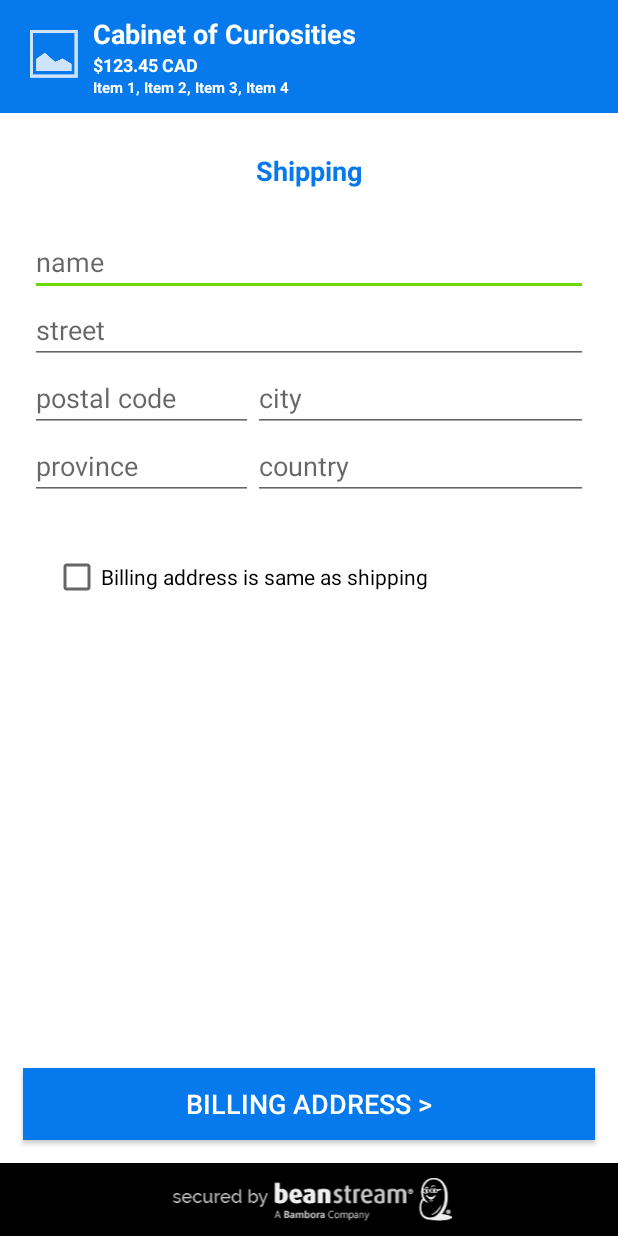
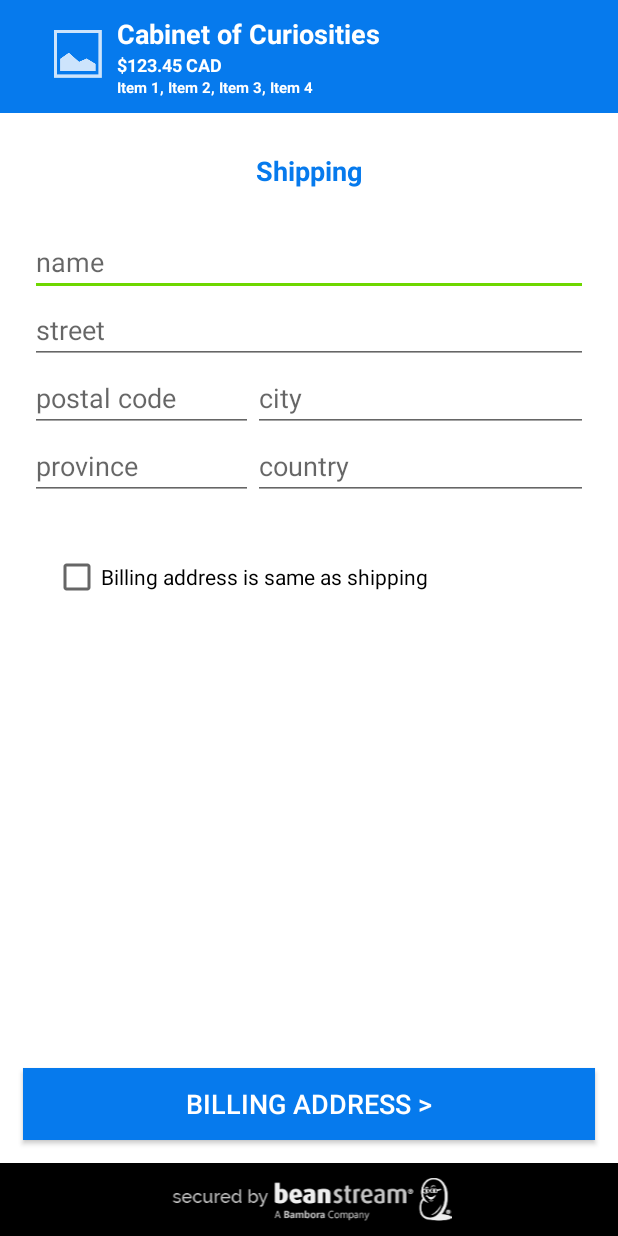
Before and after one commit to bambora/na-android-checkout, an Android app: the screen it shows after launch (PayFormActivity), after a tap on "PAY BY CARD", on a phone screen of 412 x 824 dp. Run offline under Robolectric (Android 15) with nearby library versions, the phone set to English and light mode, and no system bars.

Commit message:
MDA-645 Replace headerFragment with toolbar

```diff
--- a/payform/src/main/java/com/beanstream/payform/activities/PayFormActivity.java
+++ b/payform/src/main/java/com/beanstream/payform/activities/PayFormActivity.java
@@ -13,13 +13,11 @@ import android.content.Intent;
 import android.os.Bundle;
 import android.support.v4.app.FragmentActivity;
 import android.view.View;
-import android.widget.Button;
 import android.widget.TextView;
 
 import com.beanstream.payform.Preferences;
 import com.beanstream.payform.R;
 import com.beanstream.payform.fragments.BillingFragment;
-import com.beanstream.payform.fragments.HeaderFragment;
 import com.beanstream.payform.fragments.PaymentFragment;
 import com.beanstream.payform.fragments.ShippingFragment;
 import com.beanstream.payform.models.CardInfo;
@@ -76,8 +74,6 @@ public class PayFormActivity extends FragmentActivity implements FragmentManager
             payFormResult = new PayFormResult();
 
             getFragmentManager().addOnBackStackChangedListener(this);
-            getFragmentManager().beginTransaction()
-                    .replace(R.id.fragment_header, HeaderFragment.newInstance(purchase, settings.getColor())).commit();
 
             if (settings.getShippingAddressRequired()) {
                 switchContentToShipping();
@@ -88,6 +84,7 @@ public class PayFormActivity extends FragmentActivity implements FragmentManager
             }
 
             updatePrimaryColor();
+            updatePurchaseHeader();
         } else {
             updateBackLink();
             updateNextButton();
@@ -95,7 +92,14 @@ public class PayFormActivity extends FragmentActivity implements FragmentManager
     }
 
     private void updatePrimaryColor() {
-        ((Button) findViewById(R.id.button_next)).setBackgroundColor(settings.getColor());
+        findViewById(R.id.button_next).setBackgroundColor(settings.getColor());
+        findViewById(R.id.toolbar_purchase_header).setBackgroundColor(settings.getColor());
+    }
+
+    private void updatePurchaseHeader() {
+        ((TextView) findViewById(R.id.header_company_name)).setText(purchase.getCompanyName());
+        ((TextView) findViewById(R.id.purchase_amount)).setText(purchase.getFormattedAmount());
+        ((TextView) findViewById(R.id.purchase_description)).setText(purchase.getDescription());
     }
 
     @Override
@@ -130,7 +134,9 @@ public class PayFormActivity extends FragmentActivity implements FragmentManager
         Fragment fragment = getCurrentFragment();
 
         ViewValidator.validateAllFields(fragment.getView());
-        if (!(ViewValidator.isViewValid(fragment.getView()))) { return; }
+        if (!(ViewValidator.isViewValid(fragment.getView()))) {
+            return;
+        }
 
         if (fragmentName.equals(ShippingFragment.class.getName())) {
             payFormResult.setShipping(((ShippingFragment) fragment).getAddress());
--- a/payform/src/main/java/com/beanstream/payform/activities/ProcessingActivity.java
+++ b/payform/src/main/java/com/beanstream/payform/activities/ProcessingActivity.java
@@ -8,9 +8,9 @@ import android.content.Intent;
 import android.os.Bundle;
 import android.os.Handler;
 import android.support.v4.app.FragmentActivity;
+import android.widget.TextView;
 
 import com.beanstream.payform.R;
-import com.beanstream.payform.fragments.HeaderFragment;
 import com.beanstream.payform.fragments.ProcessingFragment;
 import com.beanstream.payform.models.CreditCard;
 import com.beanstream.payform.models.Purchase;
@@ -48,16 +48,28 @@ public class ProcessingActivity extends FragmentActivity {
             settings = new Settings();
         }
 
+        updatePrimaryColor();
+        updatePurchaseHeader();
+
         if (savedInstanceState == null) {
             // First-time init;
-            getFragmentManager().beginTransaction()
-                    .replace(R.id.fragment_header, HeaderFragment.newInstance(purchase, settings.getColor())).commit();
+
             getFragmentManager().beginTransaction()
                     .replace(R.id.fragment_content, ProcessingFragment.newInstance(purchase, settings.getColor())).commit();
 
             setupTokenReceiver();
             startTokenService();
         }
+    }
+
+    private void updatePrimaryColor() {
+        findViewById(R.id.toolbar_purchase_header).setBackgroundColor(settings.getColor());
+    }
+
+    private void updatePurchaseHeader() {
+        ((TextView) findViewById(R.id.header_company_name)).setText(purchase.getCompanyName());
+        ((TextView) findViewById(R.id.purchase_amount)).setText(purchase.getFormattedAmount());
+        ((TextView) findViewById(R.id.purchase_description)).setText(purchase.getDescription());
     }
 
     public void startTokenService() {
--- a/payform/src/main/java/com/beanstream/payform/fragments/HeaderFragment.java
+++ /dev/null
@@ -1,70 +0,0 @@
-/*
- * Copyright (c) 2016 Beanstream Internet Commerce, Inc. All rights reserved.
- */
-
-package com.beanstream.payform.fragments;
-
-
-import android.app.Fragment;
-import android.os.Bundle;
-import android.view.LayoutInflater;
-import android.view.View;
-import android.view.ViewGroup;
-import android.widget.RelativeLayout;
-import android.widget.TextView;
-
-import com.beanstream.payform.R;
-import com.beanstream.payform.activities.PayFormActivity;
-import com.beanstream.payform.models.Purchase;
-
-/**
- * A simple {@link Fragment} subclass.
- * Use the {@link HeaderFragment#newInstance} factory method to
- * create an instance of this fragment.
- */
-public class HeaderFragment extends Fragment {
-
-    private Purchase purchase;
-    private int color;
-
-    public HeaderFragment() {
-        // Required empty public constructor
-    }
-
-    /**
-     * @param purchase Purchase info.
-     * @param color    Primary color.
-     * @return A new instance of fragment HeaderFragment.
-     */
-    public static HeaderFragment newInstance(Purchase purchase, int color) {
-        HeaderFragment fragment = new HeaderFragment();
-        Bundle args = new Bundle();
-        args.putParcelable(PayFormActivity.EXTRA_PURCHASE, purchase);
-        args.putInt(PayFormActivity.EXTRA_SETTINGS_COLOR, color);
-        fragment.setArguments(args);
-        return fragment;
-    }
-
-    @Override
-    public void onCreate(Bundle savedInstanceState) {
-        super.onCreate(savedInstanceState);
-        if (getArguments() != null) {
-            purchase = getArguments().getParcelable(PayFormActivity.EXTRA_PURCHASE);
-            color = getArguments().getInt(PayFormActivity.EXTRA_SETTINGS_COLOR);
-        }
-    }
-
-    @Override
-    public View onCreateView(LayoutInflater inflater, ViewGroup container,
-                             Bundle savedInstanceState) {
-        View inflatedView = inflater.inflate(R.layout.fragment_header, container, false);
-
-        ((RelativeLayout) inflatedView.findViewById(R.id.fragment_header)).setBackgroundColor(color);
-
-        ((TextView) inflatedView.findViewById(R.id.header_company_name)).setText(purchase.getCompanyName());
-        ((TextView) inflatedView.findViewById(R.id.purchase_amount)).setText(purchase.getFormattedAmount());
-        ((TextView) inflatedView.findViewById(R.id.purchase_description)).setText(purchase.getDescription());
-
-        return inflatedView;
-    }
-}
--- a/payform/src/main/java/com/beanstream/payform/fragments/ShippingFragment.java
+++ b/payform/src/main/java/com/beanstream/payform/fragments/ShippingFragment.java
@@ -34,7 +34,7 @@ public class ShippingFragment extends AddressFragment {
     /**
      * @param billingRequired Billing address is required.
      * @param color           Primary color.
-     * @return A new instance of fragment HeaderFragment.
+     * @return A new instance of fragment ShippingFragment.
      */
     public static ShippingFragment newInstance(boolean billingRequired, int color) {
         ShippingFragment fragment = new ShippingFragment();
--- a/payform/src/main/res/layout/activity_pay_form.xml
+++ b/payform/src/main/res/layout/activity_pay_form.xml
@@ -11,20 +11,16 @@
     tools:context="com.beanstream.payform.activities.PayFormActivity">
 
     <!--Header-->
-    <FrameLayout
-        android:id="@+id/fragment_header"
-        android:name="com.beanstream.payform.fragments.HeaderFragment"
-        android:layout_width="match_parent"
-        android:layout_height="wrap_content"
-        android:layout_alignParentTop="true"
-        tools:layout="@layout/fragment_header" />
+    <include
+        android:id="@+id/toolbar_purchase_header"
+        layout="@layout/toolbar_purchase_header" />
 
     <!--Content-->
     <FrameLayout
         android:id="@+id/fragment_content"
         android:layout_width="match_parent"
         android:layout_height="match_parent"
-        android:layout_below="@id/fragment_header" />
+        android:layout_below="@id/toolbar_purchase_header" />
 
     <!-- Next Button-->
     <Button
--- a/payform/src/main/res/layout/activity_processing.xml
+++ b/payform/src/main/res/layout/activity_processing.xml
@@ -11,13 +11,9 @@
     tools:context="com.beanstream.payform.activities.ProcessingActivity">
 
     <!--Header-->
-    <FrameLayout
-        android:id="@+id/fragment_header"
-        android:name="com.beanstream.payform.fragments.HeaderFragment"
-        android:layout_width="match_parent"
-        android:layout_height="wrap_content"
-        android:layout_alignParentTop="true"
-        tools:layout="@layout/fragment_header" />
+    <include
+        android:id="@+id/toolbar_purchase_header"
+        layout="@layout/toolbar_purchase_header" />
 
     <!--Content-->
     <FrameLayout
--- a/payform/src/main/res/layout/fragment_header.xml
+++ /dev/null
@@ -1,41 +0,0 @@
-<!--
-  ~ Copyright (c) 2016 Beanstream Internet Commerce, Inc. All rights reserved.
-  -->
-
-<RelativeLayout xmlns:android="http://schemas.android.com/apk/res/android"
-    xmlns:tools="http://schemas.android.com/tools"
-    android:id="@+id/fragment_header"
-    android:layout_width="match_parent"
-    android:layout_height="wrap_content"
-    android:background="@color/bicPrimary"
-    android:padding="@dimen/header_padding"
-    tools:context="com.beanstream.payform.fragments.HeaderFragment">
-
-    <ImageView
-        android:id="@+id/header_company_logo"
-        android:layout_width="wrap_content"
-        android:layout_height="wrap_content"
-        android:padding="@dimen/logo_padding"
-        android:src="@drawable/default_merchant_logo" />
-
-    <TextView
-        android:id="@+id/header_company_name"
-        style="@style/HeaderText"
-        android:layout_alignParentTop="true"
-        android:layout_toRightOf="@id/header_company_logo"
-        android:textSize="@dimen/header_text_size_name" />
-
-    <TextView
-        android:id="@+id/purchase_amount"
-        style="@style/HeaderText"
-        android:layout_below="@id/header_company_name"
-        android:layout_toRightOf="@id/header_company_logo"
-        android:textSize="@dimen/header_text_size_amount" />
-
-    <TextView
-        android:id="@+id/purchase_description"
-        style="@style/HeaderText"
-        android:layout_below="@id/purchase_amount"
-        android:layout_toRightOf="@id/header_company_logo"
-        android:textSize="@dimen/header_text_size_description" />
-</RelativeLayout>
--- /dev/null
+++ b/payform/src/main/res/layout/toolbar_purchase_header.xml
@@ -0,0 +1,46 @@
+<!--
+  ~ Copyright (c) 2016 Beanstream Internet Commerce, Inc. All rights reserved.
+  -->
+<android.support.v7.widget.Toolbar xmlns:android="http://schemas.android.com/apk/res/android"
+    android:id="@+id/toolbar_header"
+    android:layout_width="match_parent"
+    android:layout_height="wrap_content" >
+
+    <RelativeLayout xmlns:android="http://schemas.android.com/apk/res/android"
+        xmlns:tools="http://schemas.android.com/tools"
+        android:layout_width="match_parent"
+        android:layout_height="wrap_content"
+        android:padding="@dimen/header_padding" >
+
+        <ImageView
+            android:id="@+id/header_company_logo"
+            android:layout_width="wrap_content"
+            android:layout_height="wrap_content"
+            android:padding="@dimen/logo_padding"
+            android:src="@drawable/default_merchant_logo" />
+
+        <TextView
+            android:id="@+id/header_company_name"
+            style="@style/HeaderText"
+            android:layout_alignParentTop="true"
+            android:layout_toRightOf="@id/header_company_logo"
+            android:text="COMPANY NAME"
+            android:textSize="@dimen/header_text_size_name" />
+
+        <TextView
+            android:id="@+id/purchase_amount"
+            style="@style/HeaderText"
+            android:layout_below="@id/header_company_name"
+            android:layout_toRightOf="@id/header_company_logo"
+            android:text="PURCHASE AMOUNT"
+            android:textSize="@dimen/header_text_size_amount" />
+
+        <TextView
+            android:id="@+id/purchase_description"
+            style="@style/HeaderText"
+            android:layout_below="@id/purchase_amount"
+            android:layout_toRightOf="@id/header_company_logo"
+            android:text="DESCRIPTION"
+            android:textSize="@dimen/header_text_size_description" />
+    </RelativeLayout>
+</android.support.v7.widget.Toolbar>
```
